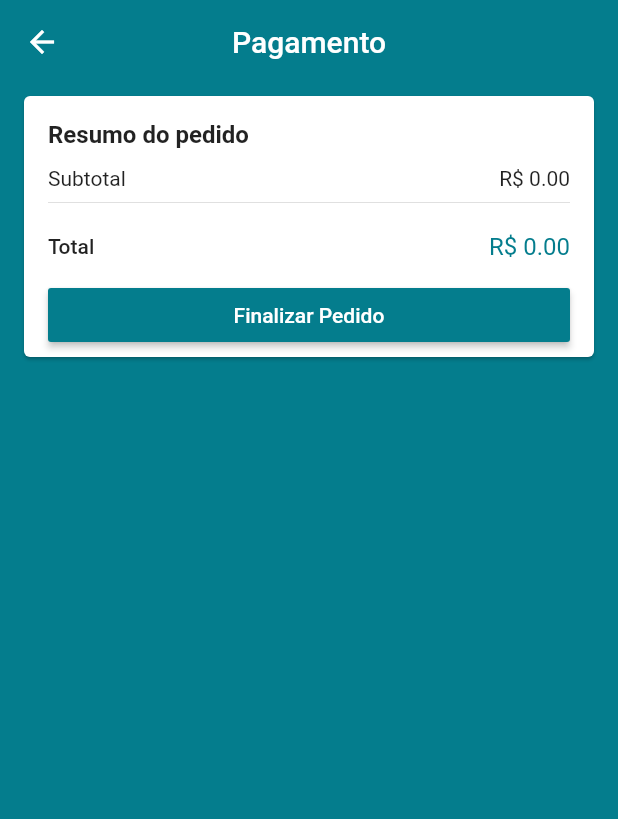
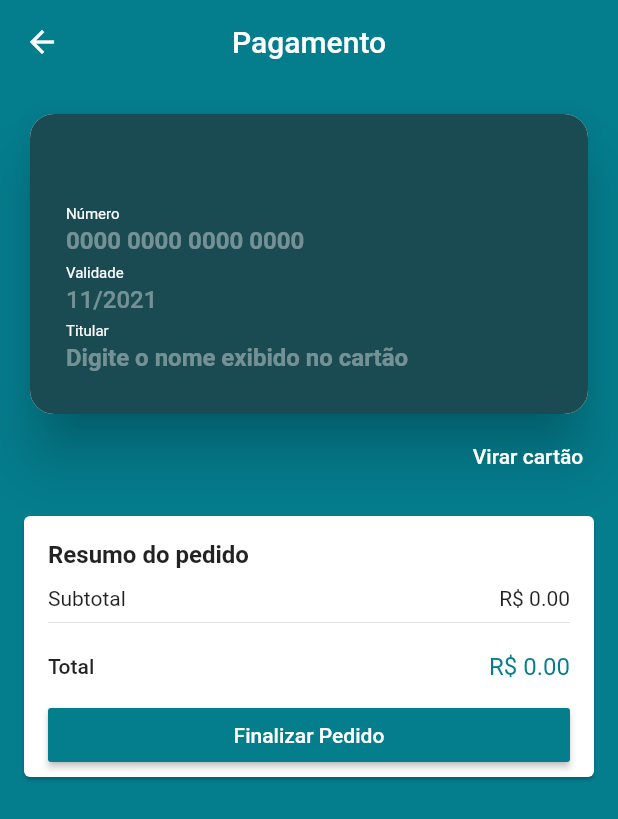
Before and after one commit to matheusmhmelo/flutter-ecommerce, a Flutter app: the CheckoutScreen screen opened by its route, on a phone screen of 412 x 824 dp. Shown: the top 819 px of the screen. Run offline on Flutter 3.47's test engine with Material 2 defaults, Android fonts, the phone set to English and light mode, and no system bars; drawn by our look-alikes of flip_card, keyboard_actions; our stand-ins replace brasil_fields, carousel_pro, cloud_firestore, dio, firebase_auth, firebase_storage and 9 more; missing offline and left inert: alphabet_list_scroll_view, credit_card_type_detector, flutter_facebook_login, map_launcher; accounts and stored records are empty.

Commit message:
Credit card page

```diff
--- a/lib/screens/checkout/checkout_screen.dart
+++ b/lib/screens/checkout/checkout_screen.dart
@@ -2,12 +2,14 @@ import 'package:flutter/material.dart';
 import 'package:loja_virtual/common/price_card.dart';
 import 'package:loja_virtual/models/cart_manager.dart';
 import 'package:loja_virtual/models/checkout_manager.dart';
-import 'package:loja_virtual/models/page_manager.dart';
 import 'package:provider/provider.dart';
+
+import 'components/credit_card_widget.dart';
 
 class CheckoutScreen extends StatelessWidget {
 
   final GlobalKey<ScaffoldState> scaffoldKey = GlobalKey<ScaffoldState>();
+  final GlobalKey<FormState> formKey = GlobalKey<FormState>();
 
   @override
   Widget build(BuildContext context) {
@@ -22,7 +24,11 @@ class CheckoutScreen extends StatelessWidget {
           title: const Text('Pagamento'),
           centerTitle: true,
         ),
-        body: Consumer<CheckoutManager>(
+        body: GestureDetector(
+          onTap: (){
+            FocusScope.of(context).unfocus();
+          },
+          child: Consumer<CheckoutManager>(
             builder: (_, checkoutManager, __ ){
               if(checkoutManager.loading) {
                 return Center(
@@ -45,31 +51,39 @@ class CheckoutScreen extends StatelessWidget {
                   ),
                 );
               }
-            return ListView(
+              return Form(
+                key: formKey,
+                child: ListView(
                   children: [
+                    CreditCardWidget(),
                     PriceCard(
                       buttonText: "Finalizar Pedido",
                       onPressed: (){
-                    checkoutManager.checkout(
-                      onStockFail: (e) {
-                        Navigator.of(context).popUntil(
-                          (route) => route.settings.name == '/cart'
-                        );
-                      },
-                      onSuccess: (order){
-                        Navigator.of(context).popUntil(
-                          (route) => route.settings.name == '/');
-                        Navigator.of(context).pushNamed(
-                          "/confirmation",
-                          arguments: order
-                        );
+                        if(formKey.currentState.validate()) {
+                          print("enviado");
+//                        checkoutManager.checkout(
+//                            onStockFail: (e) {
+//                              Navigator.of(context).popUntil(
+//                                      (route) => route.settings.name == '/cart'
+//                              );
+//                            },
+//                            onSuccess: (order) {
+//                              Navigator.of(context).popUntil(
+//                                      (route) => route.settings.name == '/');
+//                              Navigator.of(context).pushNamed(
+//                                  "/confirmation",
+//                                  arguments: order
+//                              );
+//                            }
+//                        );
                         }
-                    );
                       },
                     )
                   ],
+                ),
               );
             },
+          ),
         )
       ),
     );
--- /dev/null
+++ b/lib/screens/checkout/components/card_front.dart
@@ -0,0 +1,103 @@
+import 'package:brasil_fields/brasil_fields.dart';
+import 'package:credit_card_type_detector/credit_card_type_detector.dart';
+import 'package:flutter/material.dart';
+import 'package:flutter/services.dart';
+import 'package:flutter/widgets.dart';
+import 'package:loja_virtual/screens/checkout/components/card_text_field.dart';
+import 'package:mask_text_input_formatter/mask_text_input_formatter.dart';
+
+class CardFront extends StatelessWidget {
+
+  CardFront({this.numberFocus, this.nameFocus, this.dateFocus, this.finished});
+
+  final MaskTextInputFormatter dateFormatter = MaskTextInputFormatter(
+    mask: "!#/####", filter: {'#': RegExp('[0-9]'), '!': RegExp('[0-1]')}
+  );
+
+  final VoidCallback finished;
+
+  final FocusNode numberFocus;
+  final FocusNode dateFocus;
+  final FocusNode nameFocus;
+
+  @override
+  Widget build(BuildContext context) {
+    return Card(
+      clipBehavior: Clip.antiAlias,
+      shape: RoundedRectangleBorder(borderRadius: BorderRadius.circular(16)),
+      elevation: 16,
+      child: Container(
+        height: 200,
+        color: const Color(0xFF1B4B52),
+        padding: const EdgeInsets.all(24),
+        child: Row(
+          children: [
+            Expanded(
+              child: Column(
+                mainAxisAlignment: MainAxisAlignment.end,
+                children: [
+                  CardTextField(
+                    title: "Número",
+                    hint: "0000 0000 0000 0000",
+                    textInputType: TextInputType.number,
+                    bold: true,
+                    inputFormatters: [
+                      WhitelistingTextInputFormatter.digitsOnly,
+                      CartaoBancarioInputFormatter()
+                    ],
+                    validator: (number){
+                      if(number.length != 19) {
+                        return "Inválido";
+                      } else if (detectCCType(number) == CreditCardType.unknown){
+                        return "Inválido";
+                      }
+                      return null;
+                    },
+                    onSubmited: (_){
+                      dateFocus.requestFocus();
+                    },
+                    focusNode: numberFocus,
+                  ),
+                  CardTextField(
+                    title: "Validade",
+                    hint: "11/2021",
+                    textInputType: TextInputType.number,
+                    inputFormatters: [
+                      dateFormatter
+                    ],
+                    validator: (date){
+                      if(date.length != 7){
+                        return "Inválido";
+                      }
+                      return null;
+                    },
+                    onSubmited: (_){
+                      nameFocus.requestFocus();
+                    },
+                    focusNode: dateFocus,
+                  ),
+                  CardTextField(
+                    title: "Titular",
+                    hint: "Digite o nome exibido no cartão",
+                    textInputType: TextInputType.text,
+                    bold: true,
+                    validator: (name){
+                      if(name.isEmpty) {
+                        return 'Inválido';
+                      }
+                      return null;
+                    },
+                    onSubmited: (_){
+                      finished();
+                    },
+                    focusNode: nameFocus,
+                  )
+                ],
+              ),
+            )
+          ],
+        ),
+      ),
+    );
+  }
+}
--- /dev/null
+++ b/lib/screens/checkout/components/card_text_field.dart
@@ -0,0 +1,100 @@
+import 'package:flutter/material.dart';
+import 'package:flutter/services.dart';
+
+class CardTextField extends StatelessWidget {
+
+  const CardTextField({
+    this.title,
+    this.bold = false,
+    this.hint,
+    this.textInputType,
+    this.inputFormatters,
+    this.validator,
+    this.maxLength,
+    this.textAlign = TextAlign.start,
+    this.focusNode,
+    this.onSubmited
+  }) : textInputAction = onSubmited == null
+      ? TextInputAction.done
+      : TextInputAction.next;
+
+  final String title;
+  final bool bold;
+  final String hint;
+  final TextInputType textInputType;
+  final List<TextInputFormatter> inputFormatters;
+  final FormFieldValidator<String> validator;
+  final int maxLength;
+  final TextAlign textAlign;
+  final FocusNode focusNode;
+  final Function(String) onSubmited;
+  final TextInputAction textInputAction;
+
+  @override
+  Widget build(BuildContext context) {
+    return FormField<String>(
+      initialValue: "",
+      validator: validator,
+      builder: (state){
+        return Padding(
+          padding: const EdgeInsets.symmetric(vertical: 2),
+          child: Column(
+            crossAxisAlignment: CrossAxisAlignment.start,
+            children: [
+              if(title != null)
+                Row(
+                  children: [
+                    Text(
+                      title,
+                      style: const TextStyle(
+                          fontSize: 10,
+                          fontWeight: FontWeight.w400,
+                          color: Colors.white
+                      ),
+                    ),
+                    if(state.hasError)
+                      const Text(
+                        "  Inválido",
+                        style: TextStyle(
+                          color: Colors.red,
+                          fontSize: 9
+                        ),
+                      )
+                  ],
+                ),
+              TextFormField(
+                style: TextStyle(
+                    color: title == null && state.hasError
+                        ? Colors.red : Colors.white,
+                    fontWeight: bold ? FontWeight.bold : FontWeight.w500
+                ),
+                cursorColor: Colors.white,
+                decoration: InputDecoration(
+                    hintText: hint,
+                    hintStyle: TextStyle(
+                        color: title == null && state.hasError
+                            ? Colors.red.withAlpha(200) : Colors.white.withAlpha(100)
+                    ),
+                    border: InputBorder.none,
+                    isDense: true,
+                    contentPadding: const EdgeInsets.symmetric(vertical: 2),
+                    counterText: ""
+                ),
+                keyboardType: textInputType,
+                inputFormatters: inputFormatters,
+                onChanged: (text){
+                  state.didChange(text);
+                },
+                maxLength: maxLength,
+                textAlign: textAlign,
+                focusNode: focusNode,
+                onFieldSubmitted: onSubmited,
+                textInputAction: textInputAction,
+              )
+            ],
+          ),
+        );
+      },
+    );
+  }
+}
--- /dev/null
+++ b/lib/screens/checkout/components/credit_card_widget.dart
@@ -0,0 +1,93 @@
+import 'package:flip_card/flip_card.dart';
+import 'package:flutter/material.dart';
+import 'package:keyboard_actions/keyboard_actions.dart';
+import 'package:loja_virtual/screens/checkout/components/card_back.dart';
+import 'package:loja_virtual/screens/checkout/components/card_front.dart';
+
+class CreditCardWidget extends StatefulWidget {
+
+  @override
+  _CreditCardWidgetState createState() => _CreditCardWidgetState();
+}
+
+class _CreditCardWidgetState extends State<CreditCardWidget> {
+  final GlobalKey<FlipCardState> cardKey = GlobalKey<FlipCardState>();
+
+  final FocusNode numberFocus = FocusNode();
+
+  final FocusNode dateFocus = FocusNode();
+
+  final FocusNode nameFocus = FocusNode();
+
+  final FocusNode cvvFocus = FocusNode();
+
+  KeyboardActionsConfig _buildConfig(BuildContext context){
+    return KeyboardActionsConfig(
+      keyboardActionsPlatform: KeyboardActionsPlatform.IOS,
+      keyboardBarColor: Colors.grey[200],
+      actions: [
+        KeyboardActionsItem(focusNode: numberFocus, displayDoneButton: false),
+        KeyboardActionsItem(focusNode: dateFocus, displayDoneButton: false),
+        KeyboardActionsItem(
+          focusNode: nameFocus,
+          toolbarButtons: [
+            (_){
+              return GestureDetector(
+                onTap: (){
+                  cardKey.currentState.toggleCard();
+                  cvvFocus.requestFocus();
+                },
+                child: const Padding(
+                  padding: EdgeInsets.only(right: 8),
+                  child: Text("CONTINUAR"),
+                ),
+              );
+            }
+          ]
+        ),
+      ]
+    );
+  }
+
+  @override
+  Widget build(BuildContext context) {
+    return KeyboardActions(
+      config: _buildConfig(context),
+      autoScroll: false,
+      disableScroll: true,
+      child: Padding(
+        padding: const EdgeInsets.fromLTRB(16, 16, 16, 8),
+        child: Column(
+          crossAxisAlignment: CrossAxisAlignment.end,
+          children: [
+            FlipCard(
+              key: cardKey,
+              speed: 700,
+              flipOnTouch: false,
+              front: CardFront(
+                numberFocus: numberFocus,
+                dateFocus: dateFocus,
+                nameFocus: nameFocus,
+                finished: (){
+                  cardKey.currentState.toggleCard();
+                  cvvFocus.requestFocus();
+                },
+              ),
+              back: CardBack(
+                cvvFocus: cvvFocus
+              ),
+            ),
+            FlatButton(
+              onPressed: (){
+                cardKey.currentState.toggleCard();
+              },
+              textColor: Colors.white,
+              padding: EdgeInsets.zero,
+              child: const Text("Virar cartão"),
+            )
+          ],
+        ),
+      ),
+    );
+  }
+}
--- a/pubspec.yaml
+++ b/pubspec.yaml
@@ -50,6 +50,10 @@ dependencies:
   flutter_facebook_login: ^3.0.0
   url_launcher: ^5.4.11
   map_launcher: ^0.5.0
+  flip_card: ^0.4.4
+  mask_text_input_formatter: ^1.0.7
+  credit_card_type_detector: ^1.1.0
+  keyboard_actions: ^3.2.1+1
 
 dev_dependencies:
   flutter_test:
```
Also changed, not shown: lib/screens/checkout/components/card_back.dart (added, +65 -0 lines), pubspec.lock. Lines whose indentation alone changed are shown as unchanged.
